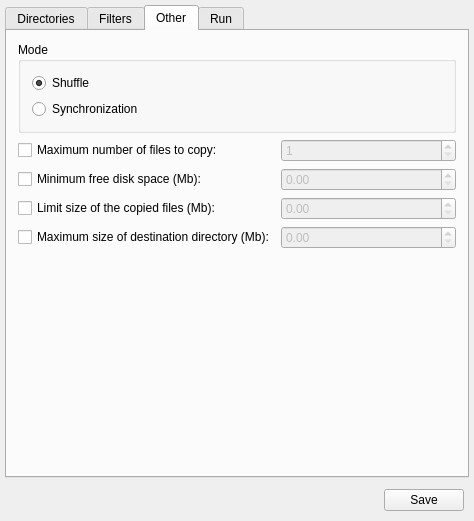
macrosoft/randcp2, file mainwindow.ui: the form before one commit.
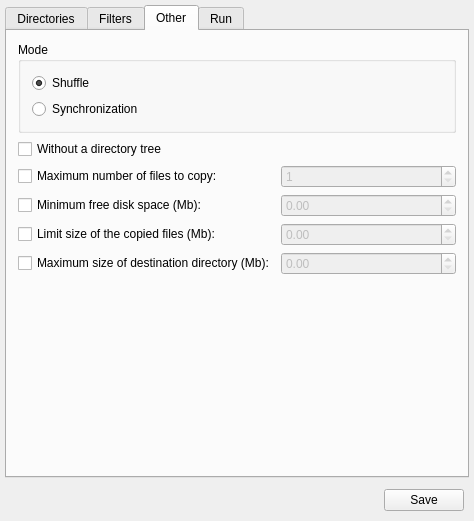
The form after the commit. The open tabs and pages were chosen to show the change. Custom widgets are drawn as their Qt base class.

Commit message: copy without tree dirs

```diff
--- a/mainwindow.ui
+++ b/mainwindow.ui
@@ -13,7 +13,7 @@
   <property name="windowTitle">
    <string>randcp 2.7.4</string>
   </property>
-  <layout class="QVBoxLayout" name="verticalLayout_4">
+  <layout class="QVBoxLayout" name="verticalLayout_4" stretch="0,0">
    <property name="spacing">
     <number>6</number>
    </property>
@@ -379,7 +379,7 @@
        </item>
        <item>
         <layout class="QGridLayout" name="gridLayout">
-         <item row="0" column="1">
+         <item row="1" column="1">
           <widget class="QSpinBox" name="fileCountSpinBox">
            <property name="enabled">
             <bool>false</bool>
@@ -392,27 +392,17 @@
            </property>
           </widget>
          </item>
-         <item row="1" column="1">
-          <widget class="QDoubleSpinBox" name="freeSpaceSpinBox">
-           <property name="enabled">
-            <bool>false</bool>
-           </property>
-           <property name="maximum">
-            <double>1048576.000000000000000</double>
-           </property>
-          </widget>
-         </item>
-         <item row="2" column="1">
-          <widget class="QDoubleSpinBox" name="limitSpinBox">
-           <property name="enabled">
-            <bool>false</bool>
-           </property>
-           <property name="maximum">
-            <double>1048576.000000000000000</double>
-           </property>
-          </widget>
-         </item>
          <item row="3" column="1">
+          <widget class="QDoubleSpinBox" name="limitSpinBox">
+           <property name="enabled">
+            <bool>false</bool>
+           </property>
+           <property name="maximum">
+            <double>1048576.000000000000000</double>
+           </property>
+          </widget>
+         </item>
+         <item row="4" column="1">
           <widget class="QDoubleSpinBox" name="maxDstSpinBox">
            <property name="enabled">
             <bool>false</bool>
@@ -422,7 +412,17 @@
            </property>
           </widget>
          </item>
-         <item row="0" column="0">
+         <item row="2" column="1">
+          <widget class="QDoubleSpinBox" name="freeSpaceSpinBox">
+           <property name="enabled">
+            <bool>false</bool>
+           </property>
+           <property name="maximum">
+            <double>1048576.000000000000000</double>
+           </property>
+          </widget>
+         </item>
+         <item row="1" column="0">
           <widget class="QCheckBox" name="fileCountCheckBox">
            <property name="text">
             <string>Maximum number of files to copy:</string>
@@ -432,27 +432,34 @@
            </property>
           </widget>
          </item>
-         <item row="1" column="0">
+         <item row="2" column="0">
           <widget class="QCheckBox" name="minFreeSpaceCheckBox">
            <property name="text">
             <string>Minimum free disk space (Mb):</string>
            </property>
           </widget>
          </item>
-         <item row="2" column="0">
+         <item row="3" column="0">
           <widget class="QCheckBox" name="limitCheckBox">
            <property name="text">
             <string>Limit size of the copied files (Mb):</string>
            </property>
           </widget>
          </item>
-         <item row="3" column="0">
+         <item row="4" column="0">
           <widget class="QCheckBox" name="maxDstCheckBox">
            <property name="text">
             <string>Maximum size of destination directory (Mb):</string>
            </property>
           </widget>
          </item>
+         <item row="0" column="0">
+          <widget class="QCheckBox" name="withoutDirTreeCheckBox">
+           <property name="text">
+            <string>Without a directory tree</string>
+           </property>
+          </widget>
+         </item>
         </layout>
        </item>
        <item>
```
Left out of the diff: 33 changed lines with no effect on the pictures. The commit also changes 7 other files.
